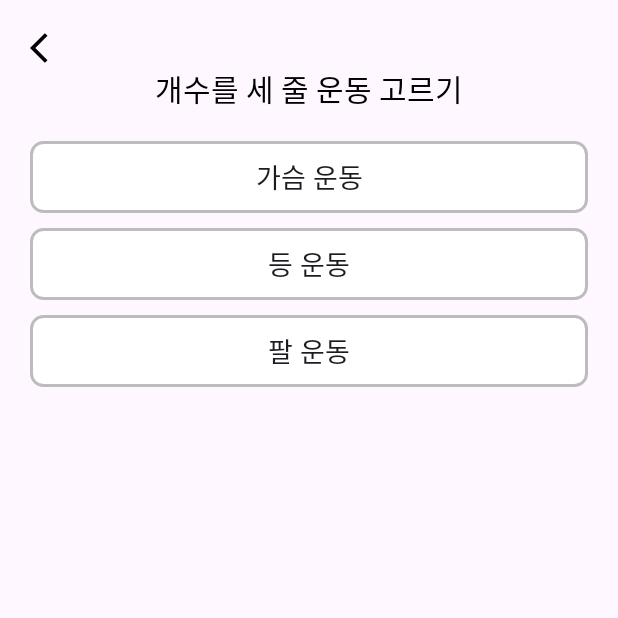
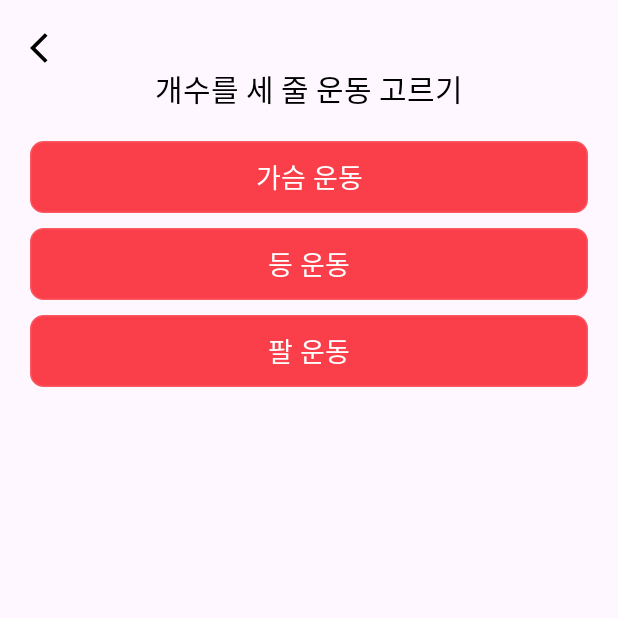
Before and after one commit to sueundev/2024-01_My-Trainer, an Android app: the exercise_upper screen opened directly, with no data from a screen before it, on a phone screen of 412 x 824 dp, the top half of it. Run offline under Robolectric (Android 15) with nearby library versions, the phone set to English and light mode, and no system bars.

Commit message:
UI 색깔 변경

```diff
--- a/app/src/main/res/layout/activity_login.xml
+++ b/app/src/main/res/layout/activity_login.xml
@@ -41,12 +41,14 @@
         android:layout_width="match_parent"
         android:layout_height="wrap_content"
         android:text="Login"
+        android:backgroundTint="@color/main_Color"
         android:layout_marginBottom="16dp"/>
 
     <Button
         android:id="@+id/signupButton"
         android:layout_width="match_parent"
         android:layout_height="wrap_content"
+        android:backgroundTint="@color/main_Color"
         android:text="Sign Up"/>
 
 </LinearLayout>
--- a/app/src/main/res/layout/activity_mypage.xml
+++ b/app/src/main/res/layout/activity_mypage.xml
@@ -70,6 +70,7 @@
             android:layout_width="wrap_content"
             android:layout_height="wrap_content"
             android:text="확인"
+            android:backgroundTint="@color/main_Color"
             android:layout_marginTop="16dp"/>
     </LinearLayout>
 
--- a/app/src/main/res/layout/dialog_edit_profile.xml
+++ b/app/src/main/res/layout/dialog_edit_profile.xml
@@ -53,5 +53,6 @@
         android:id="@+id/saveButton"
         android:layout_width="match_parent"
         android:layout_height="wrap_content"
+        android:backgroundTint="@color/main_Color"
         android:text="Save"/>
 </LinearLayout>
--- a/app/src/main/res/layout/dialog_record_exercise.xml
+++ b/app/src/main/res/layout/dialog_record_exercise.xml
@@ -21,5 +21,6 @@
         android:id="@+id/btn_save"
         android:layout_width="wrap_content"
         android:layout_height="wrap_content"
+        android:backgroundTint="@color/main_Color"
         android:text="저장"/>
 </LinearLayout>
--- a/app/src/main/res/layout/dialog_record_weight.xml
+++ b/app/src/main/res/layout/dialog_record_weight.xml
@@ -37,12 +37,14 @@
             android:id="@+id/btn_save"
             android:layout_width="wrap_content"
             android:layout_height="wrap_content"
+            android:backgroundTint="@color/main_Color"
             android:text="저장" />
 
         <Button
             android:id="@+id/btn_cancel"
             android:layout_width="wrap_content"
             android:layout_height="wrap_content"
+            android:backgroundTint="@color/main_Color"
             android:text="취소"
             android:layout_marginStart="8dp"/>
     </LinearLayout>
--- a/app/src/main/res/layout/exercise_lower_body.xml
+++ b/app/src/main/res/layout/exercise_lower_body.xml
@@ -24,6 +24,8 @@
         android:layout_height="wrap_content"
         android:background="@drawable/rounded_box_with_stroke"
         android:text="스쿼트"
+        android:textColor="@color/white"
+        android:backgroundTint="@color/main_Color"
         android:layout_marginTop="20dp"
         android:textSize="18dp" />
 </LinearLayout>
--- a/app/src/main/res/layout/exercise_upper_body.xml
+++ b/app/src/main/res/layout/exercise_upper_body.xml
@@ -25,7 +25,9 @@
         android:layout_height="wrap_content"
         android:background="@drawable/rounded_box_with_stroke"
         android:text="가슴 운동"
+        android:textColor="@color/white"
         android:layout_marginTop="20dp"
+        android:backgroundTint="@color/main_Color"
         android:textSize="18dp" />
 
     <android.widget.Button
@@ -34,7 +36,9 @@
         android:layout_height="wrap_content"
         android:background="@drawable/rounded_box_with_stroke"
         android:text="등 운동"
+        android:textColor="@color/white"
         android:layout_marginTop="10dp"
+        android:backgroundTint="@color/main_Color"
         android:textSize="18dp" />
 
     <android.widget.Button
@@ -43,6 +47,8 @@
         android:layout_height="wrap_content"
         android:background="@drawable/rounded_box_with_stroke"
         android:text="팔 운동"
+        android:textColor="@color/white"
+        android:backgroundTint="@color/main_Color"
         android:layout_marginTop="10dp"
         android:textSize="18dp" />
 </LinearLayout>
--- a/app/src/main/res/layout/fragment_exe.xml
+++ b/app/src/main/res/layout/fragment_exe.xml
@@ -25,6 +25,8 @@
             android:layout_height="wrap_content"
             android:background="@drawable/rounded_box_with_stroke"
             android:layout_marginTop="20dp"
+            android:textColor="@color/white"
+            android:backgroundTint="@color/main_Color"
             android:text="상체 운동"
             android:textSize="18dp" />
 
@@ -34,6 +36,8 @@
             android:layout_height="wrap_content"
             android:background="@drawable/rounded_box_with_stroke"
             android:layout_marginTop="10dp"
+            android:textColor="@color/white"
+            android:backgroundTint="@color/main_Color"
             android:text="하체 운동"
             android:textSize="18dp" />
     </LinearLayout>
--- a/app/src/main/res/layout/fragment_exercise_time.xml
+++ b/app/src/main/res/layout/fragment_exercise_time.xml
@@ -24,6 +24,8 @@
             android:id="@+id/btn_record_exercise"
             android:layout_width="wrap_content"
             android:layout_height="wrap_content"
+            android:textColor="@color/white"
+            android:backgroundTint="@color/main_Color"
             android:text="운동 기록" />
     </LinearLayout>
 
--- a/app/src/main/res/layout/fragment_home.xml
+++ b/app/src/main/res/layout/fragment_home.xml
@@ -12,6 +12,8 @@
         android:layout_width="match_parent"
         android:layout_height="wrap_content"
         android:text="운동"
+        android:textColor="@color/white"
+        android:backgroundTint="@color/main_Color"
         android:background="@drawable/rounded_box_with_stroke"
         android:textSize="18dp" />
 </LinearLayout>
--- a/app/src/main/res/layout/fragment_record.xml
+++ b/app/src/main/res/layout/fragment_record.xml
@@ -30,6 +30,8 @@
             android:id="@+id/button_save"
             android:layout_width="wrap_content"
             android:layout_height="wrap_content"
+            android:textColor="@color/white"
+            android:backgroundTint="@color/main_Color"
             android:layout_gravity="center"
             android:text="기록" />
     </LinearLayout>
--- a/app/src/main/res/layout/fragment_weight.xml
+++ b/app/src/main/res/layout/fragment_weight.xml
@@ -119,6 +119,8 @@
             android:layout_width="match_parent"
             android:layout_height="wrap_content"
             android:layout_weight="2"
+            android:textColor="@color/white"
+            android:backgroundTint="@color/main_Color"
             android:text="기록 입력"/>
 
     </LinearLayout>
--- a/app/src/main/res/values/colors.xml
+++ b/app/src/main/res/values/colors.xml
@@ -2,4 +2,5 @@
 <resources>
     <color name="black">#FF000000</color>
     <color name="white">#FFFFFFFF</color>
+    <color name="main_Color">#FB3F4A</color>
 </resources>
```
